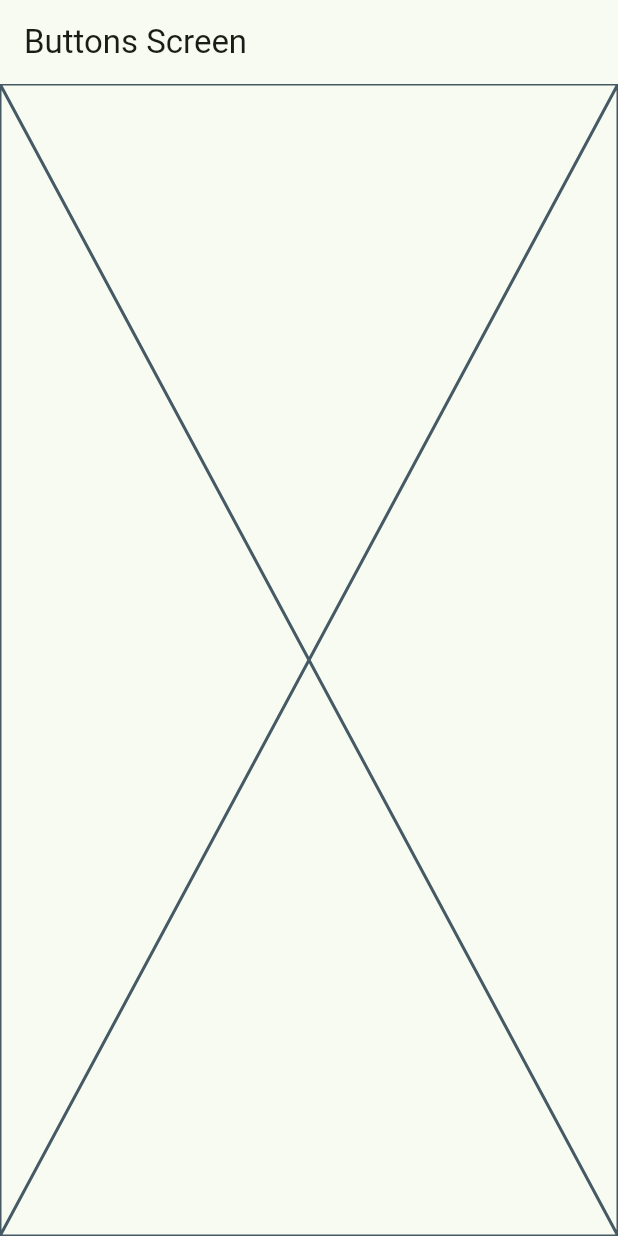
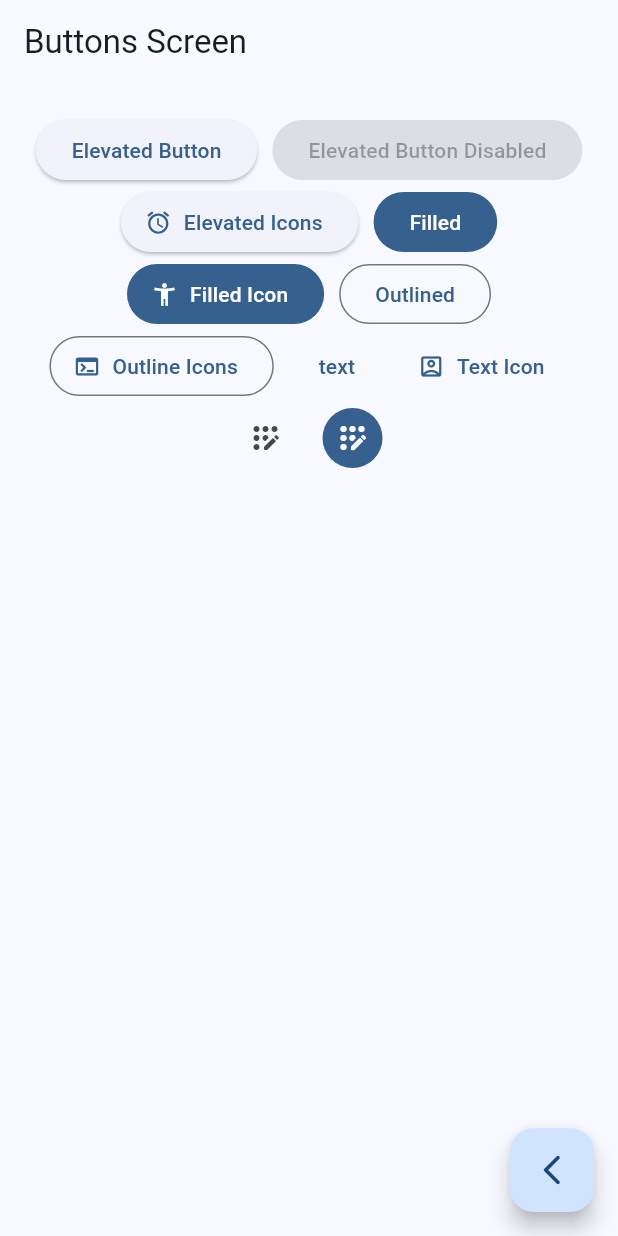
Before and after one commit to Chekohdlg/widgets_app, a Flutter app: the ButtonsScreen screen opened by its route, on a phone screen of 412 x 824 dp. Run offline on Flutter 3.47's test engine with Material 2 defaults, Android fonts, the phone set to English and light mode, and no system bars; our stand-ins replace go_router.

Commit message:
add differents buttons

```diff
--- a/lib/main.dart
+++ b/lib/main.dart
@@ -14,7 +14,7 @@ class MainApp extends StatelessWidget {
     return MaterialApp.router(
       routerConfig: appRouter,
       debugShowCheckedModeBanner: false,
-      theme: AppTheme(selectedColor: 2).getTheme(),
+      theme: AppTheme(selectedColor: 0).getTheme(),
     );
   }
 }
--- a/lib/presentation/screens/buttons/buttons_screens.dart
+++ b/lib/presentation/screens/buttons/buttons_screens.dart
@@ -1,4 +1,5 @@
 import 'package:flutter/material.dart';
+import 'package:go_router/go_router.dart';
 
 class ButtonsScreen extends StatelessWidget {
   static const String name = 'buttons_screen';
@@ -10,7 +11,68 @@ class ButtonsScreen extends StatelessWidget {
       appBar: AppBar(
         title: const Text('Buttons Screen'),
       ),
-      body: const Placeholder(),
+      body: const _ButtonsView(),
+      floatingActionButton: FloatingActionButton(
+        child: const Icon(Icons.arrow_back_ios_new_rounded),
+        onPressed: () {
+          context.pop();
+        },
+      ),
     );
   }
 }
+
+class _ButtonsView extends StatelessWidget {
+  const _ButtonsView();
+
+  @override
+  Widget build(BuildContext context) {
+    final colors = Theme.of(context).colorScheme;
+    return SizedBox(
+      width: double.infinity,
+      child: Padding(
+        padding: const EdgeInsets.symmetric(horizontal: 10, vertical: 20),
+        child: Wrap(
+          spacing: 10,
+          alignment: WrapAlignment.center,
+          children: [
+            ElevatedButton(
+                onPressed: () {}, child: const Text('Elevated Button')),
+            const ElevatedButton(
+                onPressed: null, child: Text('Elevated Button Disabled')),
+            ElevatedButton.icon(
+                onPressed: () {},
+                icon: const Icon(Icons.access_alarm_rounded),
+                label: const Text('Elevated Icons')),
+            FilledButton(onPressed: () {}, child: const Text('Filled')),
+            FilledButton.icon(
+                onPressed: () {},
+                icon: const Icon(Icons.accessibility_new),
+                label: const Text('Filled Icon')),
+            OutlinedButton(onPressed: () {}, child: const Text('Outlined')),
+            OutlinedButton.icon(
+                onPressed: () {},
+                icon: const Icon(Icons.terminal),
+                label: const Text("Outline Icons")),
+            TextButton(onPressed: () {}, child: const Text('text')),
+            TextButton.icon(
+                onPressed: () {},
+                icon: const Icon(Icons.account_box_outlined),
+                label: const Text("Text Icon")),
+            IconButton(
+              onPressed: () {},
+              icon: const Icon(Icons.app_registration_rounded),
+            ),
+            IconButton(
+              onPressed: () {},
+              icon: const Icon(Icons.app_registration_rounded),
+              style: ButtonStyle(
+                  backgroundColor: MaterialStatePropertyAll(colors.primary),
+                  iconColor: const MaterialStatePropertyAll(Colors.white)),
+            )
+          ],
+        ),
+      ),
+    );
+  }
+}
--- a/lib/presentation/screens/home/home_screen.dart
+++ b/lib/presentation/screens/home/home_screen.dart
@@ -61,9 +61,9 @@ class _CustomListTile extends StatelessWidget {
       title: Text(menuItem.title),
       subtitle: Text(menuItem.subTitle),
       onTap: () {
-        // context.push(menuItem.link); //go router
+        context.push(menuItem.link); //go router
 
-        context.pushNamed(CardsScreen.name); // go router named
+        // context.pushNamed(CardsScreen.name); // go router named
       },
     );
   }
```
